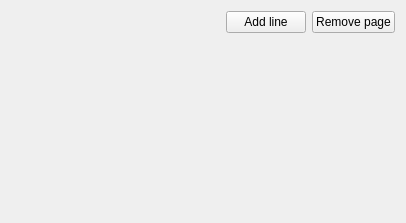
jimmyd-be/Hardware-Monitor-Applet, file Settings/tabwidget.ui: the form before one commit.
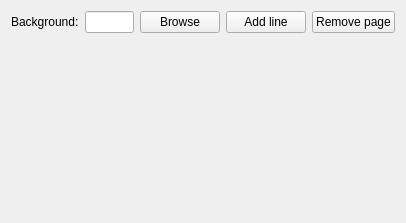
The form after the commit.

The edit to the form file:
```diff
--- a/Settings/tabwidget.ui
+++ b/Settings/tabwidget.ui
@@ -16,6 +16,23 @@
   <layout class="QVBoxLayout" name="verticalLayout">
    <item>
     <layout class="QHBoxLayout" name="horizontalLayout_5">
+     <item>
+      <widget class="QLabel" name="label_3">
+       <property name="text">
+        <string>Background:</string>
+       </property>
+      </widget>
+     </item>
+     <item>
+      <widget class="QLineEdit" name="browseLine"/>
+     </item>
+     <item>
+      <widget class="QPushButton" name="browseButton">
+       <property name="text">
+        <string>Browse</string>
+       </property>
+      </widget>
+     </item>
      <item>
       <spacer name="horizontalSpacer_5">
        <property name="orientation">
```
